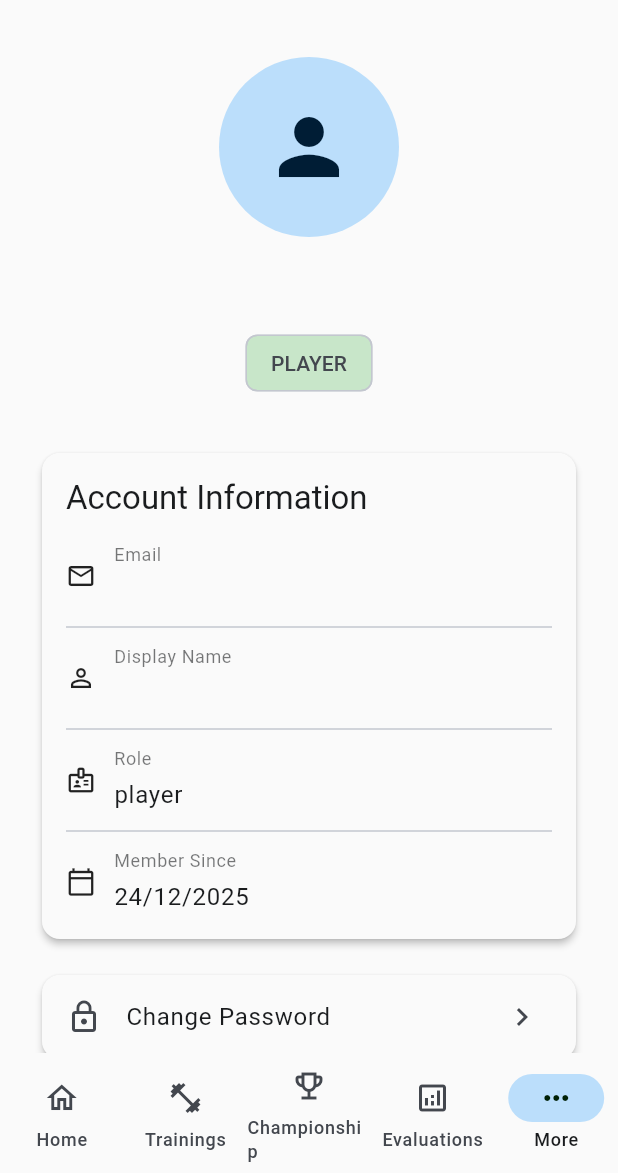
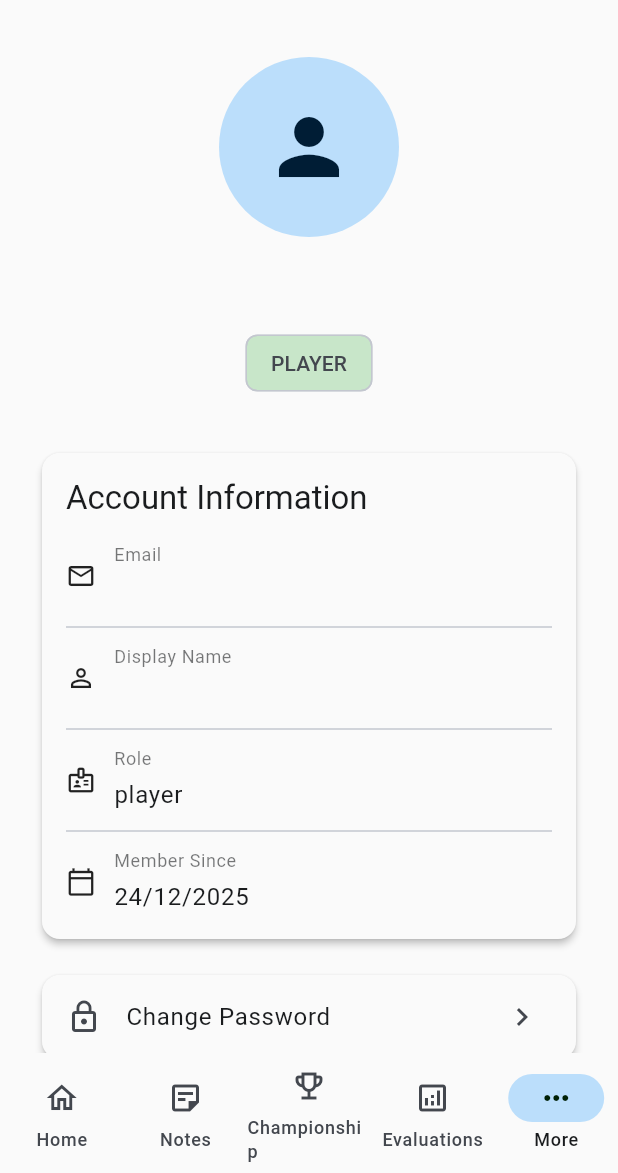
Before and after one commit to SantiagoKirylukMaclean/sport-tech-app, a Flutter app: the MorePage screen opened by its route, after a tap on "Profile", on a phone screen of 412 x 824 dp, the part 63-1236 px from its top. Run offline on Flutter 3.47's test engine with Material 3 defaults, Android fonts, the phone set to English and light mode, and no system bars; our stand-ins replace equatable, fl_chart, flutter_riverpod, go_router, shared_preferences, supabase_flutter and 1 more; accounts and stored records are empty; statements that could not run were skipped.

Commit message:
feat: Update navigation and badge logic for Notes based on user role

```diff
--- a/lib/presentation/app/scaffold/app_scaffold.dart
+++ b/lib/presentation/app/scaffold/app_scaffold.dart
@@ -206,9 +206,26 @@ class AppScaffold extends ConsumerWidget {
   /// Build icon with badge for navigation items
   Widget _buildIconWithBadge(NavigationItem item, WidgetRef ref, {bool selected = false}) {
     final icon = Icon(selected ? item.iconFilled : item.iconOutlined);
+    final authState = ref.watch(authNotifierProvider);
 
-    // Add badge to "More" icon if there are notes
-    if (item.route == AppConstants.moreRoute) {
+    // Add badge to "Notes" icon for players
+    if (item.route == AppConstants.notesRoute &&
+        authState is AuthStateAuthenticated &&
+        authState.profile.role == UserRole.player) {
+      final notesCount = ref.watch(notesCountProvider);
+
+      if (notesCount > 0) {
+        return Badge(
+          label: Text('$notesCount'),
+          child: icon,
+        );
+      }
+    }
+
+    // Add badge to "More" icon if there are notes (for non-players)
+    if (item.route == AppConstants.moreRoute &&
+        authState is AuthStateAuthenticated &&
+        authState.profile.role != UserRole.player) {
       final notesCount = ref.watch(notesCountProvider);
 
       if (notesCount > 0) {
@@ -231,7 +248,7 @@ class AppScaffold extends ConsumerWidget {
     final role = authState.profile.role;
     final l10n = AppLocalizations.of(context)!;
 
-    // PLAYER - 5 items: Home, Trainings, Championship, Evaluaciones, More
+    // PLAYER - 5 items: Home, Notes, Championship, Evaluaciones, More
     if (role == UserRole.player) {
       return [
         NavigationItem(
@@ -241,10 +258,10 @@ class AppScaffold extends ConsumerWidget {
           iconFilled: Icons.home,
         ),
         NavigationItem(
-          label: l10n.trainings,
-          route: AppConstants.trainingsRoute,
-          iconOutlined: Icons.fitness_center_outlined,
-          iconFilled: Icons.fitness_center,
+          label: l10n.notes,
+          route: AppConstants.notesRoute,
+          iconOutlined: Icons.sticky_note_2_outlined,
+          iconFilled: Icons.sticky_note_2,
         ),
         NavigationItem(
           label: l10n.championship,
--- a/lib/presentation/more/pages/more_page.dart
+++ b/lib/presentation/more/pages/more_page.dart
@@ -41,7 +41,8 @@ class MorePage extends ConsumerWidget {
               child: Column(
                 crossAxisAlignment: CrossAxisAlignment.start,
                 children: [
-                  // Quick Access Section
+                  // Quick Access Section (only show if there are items to display)
+                  if (role.isAdmin || role == UserRole.coach) ...[
                     _SectionHeader(
                       icon: Icons.bolt_outlined,
                       title: l10n.quickAccess,
@@ -59,7 +60,8 @@ class MorePage extends ConsumerWidget {
                         onTap: () => context.go(AppConstants.championshipRoute),
                       ),
 
-                  // Notes with badge
+                    // Notes with badge (for coaches and admins, not players)
+                    if (role != UserRole.player)
                       _MenuCard(
                         icon: Icons.sticky_note_2_outlined,
                         title: l10n.notes,
@@ -72,6 +74,7 @@ class MorePage extends ConsumerWidget {
                       ),
 
                     const SizedBox(height: 24),
+                  ],
 
                   // Account Section
                   _SectionHeader(
```
Lines whose indentation alone changed are shown as unchanged.
